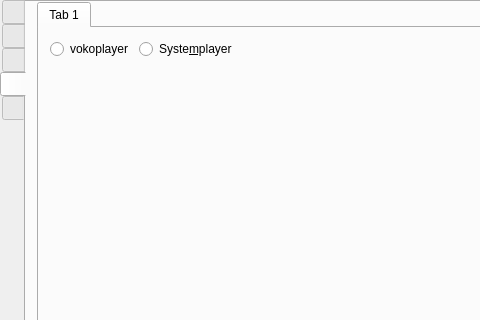
Old version of the form src/formMainWindow.ui in the repository vkohaupt/vokoscreenNG; both pictures show x 0 to 480 and y 0 to 320 of the 710 by 416 pixel window.
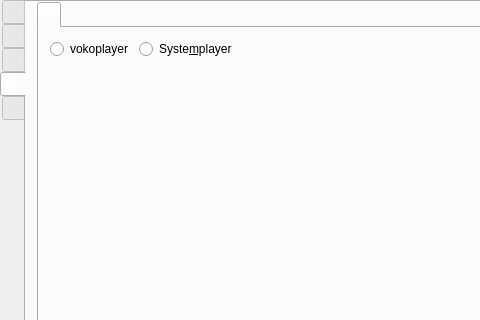
New version of the form. The open tabs and pages were chosen to show the change. Icons and pictures are not drawn.

```diff
--- a/src/formMainWindow.ui
+++ b/src/formMainWindow.ui
@@ -2526,7 +2526,7 @@
           </property>
           <widget class="QWidget" name="tab_2">
            <attribute name="title">
-            <string>Tab 1</string>
+            <string notr="true"/>
            </attribute>
            <layout class="QVBoxLayout" name="verticalLayout_29">
             <item>
```
Left out of the diff: 4 changed lines with no effect on the pictures.
